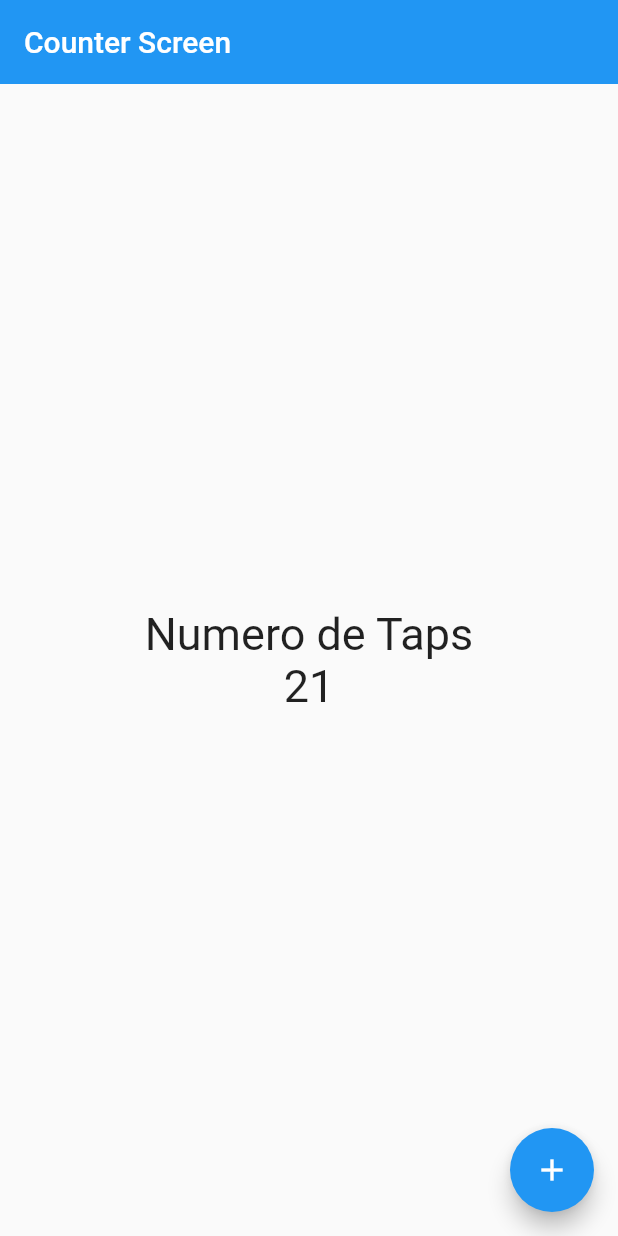
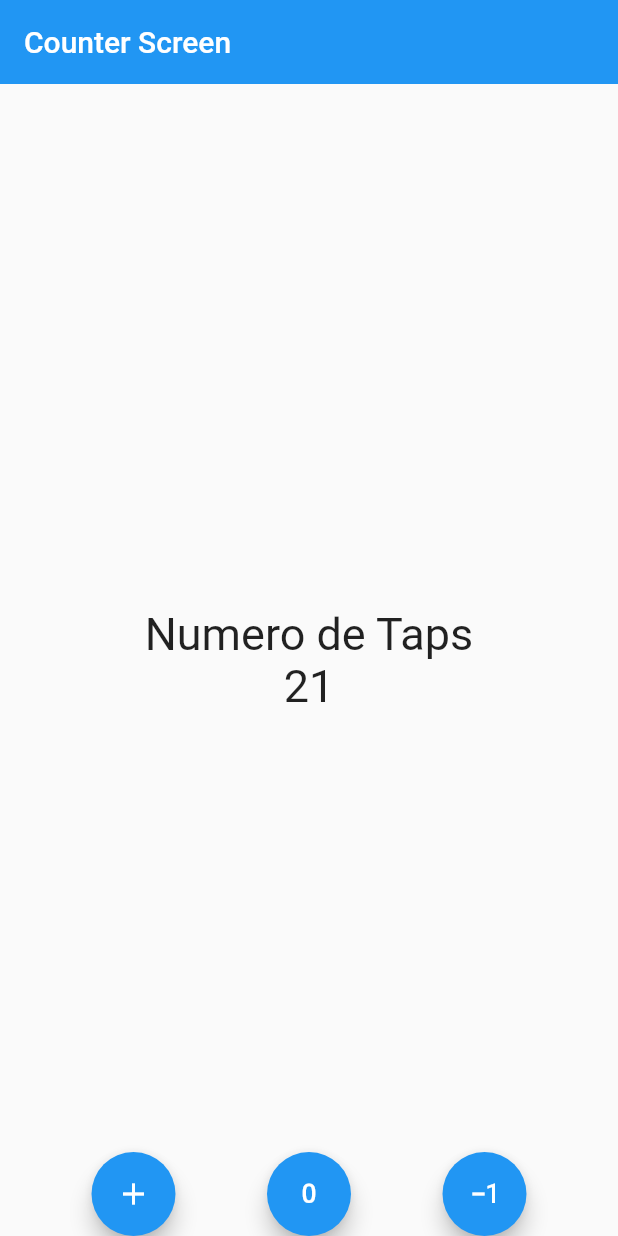
Before and after one commit to AlphaFG00/Fluter_ReCheck, a Flutter app: the screen it shows after launch, after a tap on the "add" icon, on a phone screen of 412 x 824 dp. Run offline on Flutter 3.47's test engine with Material 2 defaults, Android fonts, the phone set to English and light mode, and no system bars.

Commit message:
Optimization Pt. 1
Before convert floating action buttons on undependent widget

```diff
--- a/flutter_application_1/lib/screens/counter_screen.dart
+++ b/flutter_application_1/lib/screens/counter_screen.dart
@@ -50,14 +50,43 @@ class _CounterScreenState extends State<CounterScreen> {
         ),
       ),
       //changing position
-      //floatingActionButtonLocation: FloatingActionButtonLocation.miniEndFloat,
+      floatingActionButtonLocation: FloatingActionButtonLocation.centerDocked,
       //adding button
-      floatingActionButton: FloatingActionButton(
-          child: const Icon(Icons.add),
-          onPressed: () {
-            counter++;
-            setState(() {});
-          }),
+      //wrap in a row para poder poner 3 en el mismo renglón
+      floatingActionButton: Row(
+        mainAxisAlignment: MainAxisAlignment.spaceEvenly,
+        children: [
+          FloatingActionButton(
+            child: const Icon(Icons.add),
+            //optimizando onPressed
+            //setState: funcion anonima que notifica un cambio interno en el estado
+            // y redibujará el widget
+            onPressed: () => setState(() => counter++),
+          ),
+          FloatingActionButton(
+              child: const Icon(Icons.exposure_zero),
+              onPressed: () {
+                counter = 0;
+
+                //funcion anonima que notifica un cambio interno en el estado
+                // y redibujará el widget
+                setState(() {});
+              }),
+          /*OPCION DE ESPACIADO CON SIZED BOX
+          const SizedBox(
+            width: 20,
+          ),*/
+          FloatingActionButton(
+              child: const Icon(Icons.exposure_minus_1),
+              onPressed: () {
+                counter--;
+
+                //funcion anonima que notifica un cambio interno en el estado
+                // y redibujará el widget
+                setState(() {});
+              }),
+        ],
+      ),
     );
   }
 }
```
